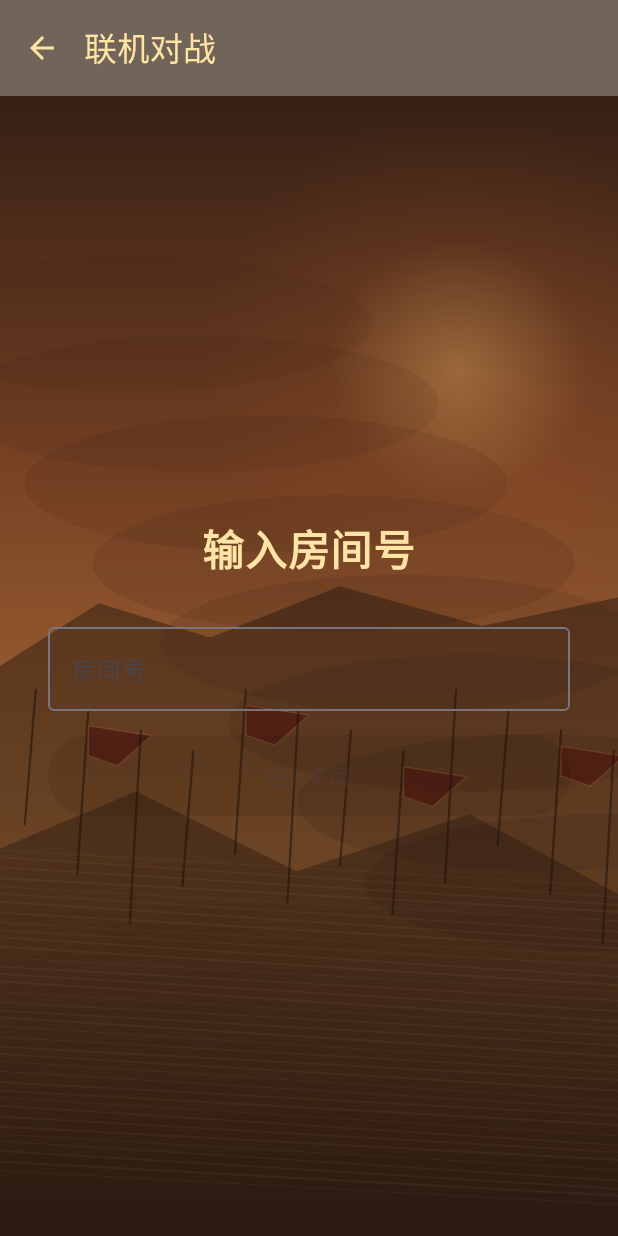
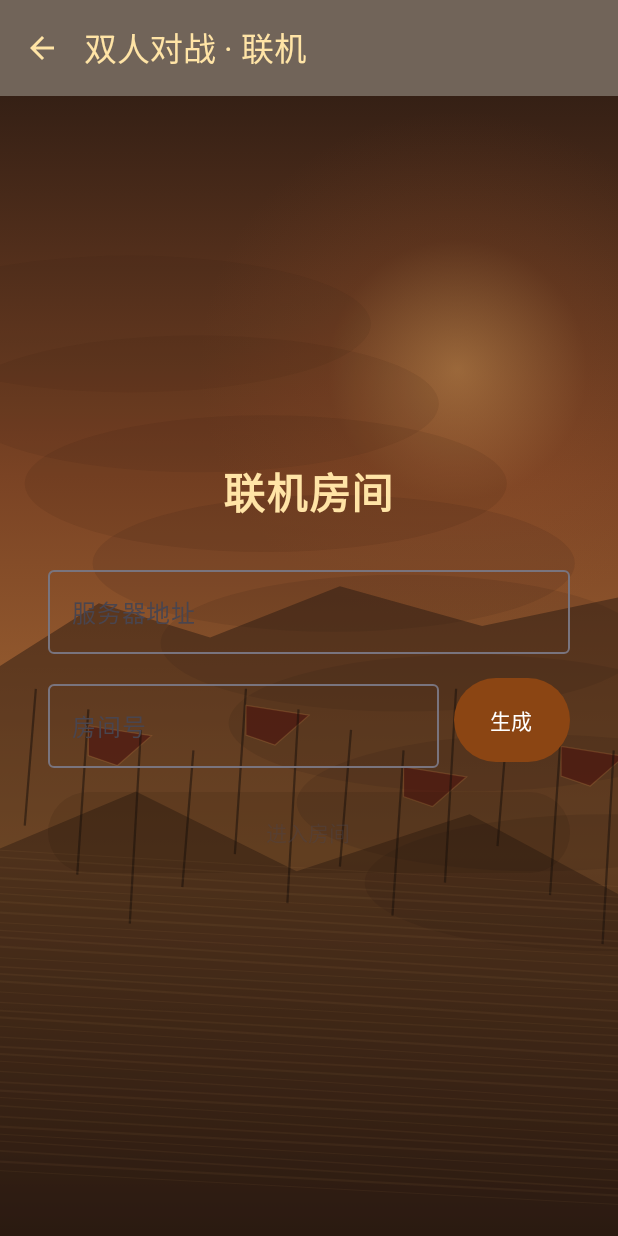
Before and after one commit to giturass/chinese-chess-android, an Android app built with Jetpack Compose: the OnlineGameScreen screen opened through its navigation route, on a phone screen of 412 x 824 dp. Run offline under Robolectric (Android 15) with nearby library versions, the light colour scheme and no system bars.

Commit message:
Move online server out of Android app

```diff
--- a/app/build.gradle.kts
+++ b/app/build.gradle.kts
@@ -3,10 +3,6 @@ plugins {
     id("org.jetbrains.kotlin.android")
     id("org.jetbrains.kotlin.plugin.compose")
 }
-
-val onlineServerUrl = providers.gradleProperty("onlineServerUrl")
-    .orElse("https://your-render-service.onrender.com")
-    .get()
 
 android {
     namespace = "com.ericlee.chess"
@@ -18,7 +14,6 @@ android {
         targetSdk = 35
         versionCode = 3
         versionName = "1.0.2"
-        buildConfigField("String", "ONLINE_SERVER_URL", "\"$onlineServerUrl\"")
     }
 
     buildTypes {
@@ -42,7 +37,6 @@ android {
 
     buildFeatures {
         compose = true
-        buildConfig = true
     }
 }
 
--- a/app/src/main/java/com/ericlee/chess/MainActivity.kt
+++ b/app/src/main/java/com/ericlee/chess/MainActivity.kt
@@ -16,6 +16,7 @@ import com.ericlee.chess.ui.screen.EndgameScreen
 import com.ericlee.chess.ui.screen.HomeScreen
 import com.ericlee.chess.ui.screen.LocalGameScreen
 import com.ericlee.chess.ui.screen.OnlineGameScreen
+import com.ericlee.chess.ui.screen.TwoPlayerScreen
 import com.ericlee.chess.ui.theme.ChineseChessTheme
 import com.ericlee.chess.viewmodel.GameViewModel
 
@@ -56,14 +57,20 @@ fun ChineseChessApp() {
         composable("home") {
             HomeScreen(
                 onStartAiGame = { navController.navigate("ai") },
-                onStartLocalGame = { navController.navigate("local") },
-                onStartOnlineGame = { navController.navigate("online") },
+                onStartTwoPlayerGame = { navController.navigate("two_player") },
                 onStartEndgame = { navController.navigate("endgame") }
             )
         }
         composable("ai") {
             AiGameScreen(
                 viewModel = gameViewModel,
+                onBack = { navController.popBackStack() }
+            )
+        }
+        composable("two_player") {
+            TwoPlayerScreen(
+                onStartLocalGame = { navController.navigate("local") },
+                onStartOnlineGame = { navController.navigate("online") },
                 onBack = { navController.popBackStack() }
             )
         }
--- a/app/src/main/java/com/ericlee/chess/network/OnlineGameModels.kt
+++ b/app/src/main/java/com/ericlee/chess/network/OnlineGameModels.kt
@@ -47,6 +47,7 @@ data class OnlineActionRequest(
 )
 
 data class OnlineSessionState(
+    val serverUrl: String = "",
     val roomId: String = "",
     val playerId: String = "",
     val side: Side? = null,
--- a/app/src/main/java/com/ericlee/chess/ui/screen/HomeScreen.kt
+++ b/app/src/main/java/com/ericlee/chess/ui/screen/HomeScreen.kt
@@ -14,8 +14,7 @@ import com.ericlee.chess.ui.theme.battlefieldTexture
 @Composable
 fun HomeScreen(
     onStartAiGame: () -> Unit,
-    onStartLocalGame: () -> Unit,
-    onStartOnlineGame: () -> Unit,
+    onStartTwoPlayerGame: () -> Unit,
     onStartEndgame: () -> Unit
 ) {
     Box(
@@ -57,16 +56,8 @@ fun HomeScreen(
 
             MenuButton(
                 text = "双人对战",
-                subtitle = "同设备轮流下棋",
-                onClick = onStartLocalGame
-            )
-
-            Spacer(modifier = Modifier.height(16.dp))
-
-            MenuButton(
-                text = "联机对战",
-                subtitle = "输入房间号匹配",
-                onClick = onStartOnlineGame
+                subtitle = "本地或联机",
+                onClick = onStartTwoPlayerGame
             )
 
             Spacer(modifier = Modifier.height(16.dp))
--- a/app/src/main/java/com/ericlee/chess/ui/screen/LocalGameScreen.kt
+++ b/app/src/main/java/com/ericlee/chess/ui/screen/LocalGameScreen.kt
@@ -148,7 +148,7 @@ fun LocalGameScreen(
         containerColor = Color.Transparent,
         topBar = {
             TopAppBar(
-                title = { Text("双人对战") },
+                title = { Text("双人对战 · 本地") },
                 navigationIcon = {
                     IconButton(onClick = onBack) {
                         Icon(Icons.Default.ArrowBack, "返回")
--- a/app/src/main/java/com/ericlee/chess/ui/screen/OnlineGameScreen.kt
+++ b/app/src/main/java/com/ericlee/chess/ui/screen/OnlineGameScreen.kt
@@ -4,11 +4,13 @@ import androidx.compose.foundation.layout.Arrangement
 import androidx.compose.foundation.layout.Box
 import androidx.compose.foundation.layout.Column
 import androidx.compose.foundation.layout.PaddingValues
+import androidx.compose.foundation.layout.Row
 import androidx.compose.foundation.layout.Spacer
 import androidx.compose.foundation.layout.fillMaxSize
 import androidx.compose.foundation.layout.fillMaxWidth
 import androidx.compose.foundation.layout.height
 import androidx.compose.foundation.layout.padding
+import androidx.compose.foundation.layout.width
 import androidx.compose.foundation.text.KeyboardOptions
 import androidx.compose.material.icons.Icons
 import androidx.compose.material.icons.filled.ArrowBack
@@ -46,6 +48,7 @@ import com.ericlee.chess.ui.board.ChessBoard
 import com.ericlee.chess.ui.theme.battlefieldTexture
 import com.ericlee.chess.ui.theme.woodTexture
 import com.ericlee.chess.viewmodel.GameViewModel
+import kotlin.random.Random
 
 @OptIn(ExperimentalMaterial3Api::class)
 @Composable
@@ -60,6 +63,7 @@ fun OnlineGameScreen(
     val session by viewModel.onlineSession.collectAsState()
 
     var roomId by rememberSaveable { mutableStateOf("") }
+    var serverUrl by rememberSaveable { mutableStateOf("") }
     var confirmExit by remember { mutableStateOf(false) }
 
     DisposableEffect(Unit) {
@@ -119,7 +123,7 @@ fun OnlineGameScreen(
         containerColor = Color.Transparent,
         topBar = {
             TopAppBar(
-                title = { Text("联机对战") },
+                title = { Text("双人对战 · 联机") },
                 navigationIcon = {
                     IconButton(onClick = { if (session.connected) confirmExit = true else onBack() }) {
                         Icon(Icons.Default.ArrowBack, "返回")
@@ -128,7 +132,7 @@ fun OnlineGameScreen(
                 actions = {
                     if (session.roomId.isNotBlank()) {
                         FilledTonalButton(
-                            onClick = { viewModel.startOnlineGame(session.roomId) },
+                            onClick = { viewModel.startOnlineGame(session.roomId, session.serverUrl) },
                             modifier = Modifier.padding(end = 8.dp),
                             contentPadding = PaddingValues(horizontal = 10.dp, vertical = 6.dp)
                         ) {
@@ -148,11 +152,14 @@ fun OnlineGameScreen(
     ) { padding ->
         if (!session.connected) {
             OnlineJoinPanel(
+                serverUrl = serverUrl,
                 roomId = roomId,
                 connecting = session.connecting,
                 message = session.message,
+                onServerUrlChange = { serverUrl = it },
                 onRoomIdChange = { roomId = it },
-                onJoin = { viewModel.startOnlineGame(roomId) },
+                onGenerateRoomId = { roomId = generateRoomId() },
+                onJoin = { viewModel.startOnlineGame(roomId, serverUrl) },
                 modifier = Modifier.padding(padding)
             )
         } else {
@@ -210,10 +217,13 @@ fun OnlineGameScreen(
 
 @Composable
 private fun OnlineJoinPanel(
+    serverUrl: String,
     roomId: String,
     connecting: Boolean,
     message: String,
+    onServerUrlChange: (String) -> Unit,
     onRoomIdChange: (String) -> Unit,
+    onGenerateRoomId: () -> Unit,
     onJoin: () -> Unit,
     modifier: Modifier = Modifier
 ) {
@@ -230,26 +240,48 @@ private fun OnlineJoinPanel(
             verticalArrangement = Arrangement.Center
         ) {
             Text(
-                text = "输入房间号",
+                text = "联机房间",
                 fontSize = 28.sp,
                 fontWeight = FontWeight.Bold,
                 color = Color(0xFFFFE4A6)
             )
             Spacer(modifier = Modifier.height(24.dp))
             OutlinedTextField(
-                value = roomId,
-                onValueChange = { value ->
-                    onRoomIdChange(value.filter { it.isLetterOrDigit() || it == '-' || it == '_' }.take(24))
-                },
+                value = serverUrl,
+                onValueChange = onServerUrlChange,
                 modifier = Modifier.fillMaxWidth(),
                 singleLine = true,
-                label = { Text("房间号") },
-                keyboardOptions = KeyboardOptions(capitalization = KeyboardCapitalization.Characters)
+                label = { Text("服务器地址") },
+                placeholder = { Text("https://your-service.onrender.com") }
             )
+            Spacer(modifier = Modifier.height(12.dp))
+            Row(
+                modifier = Modifier.fillMaxWidth(),
+                verticalAlignment = Alignment.CenterVertically
+            ) {
+                OutlinedTextField(
+                    value = roomId,
+                    onValueChange = { value ->
+                        onRoomIdChange(value.filter { it.isLetterOrDigit() || it == '-' || it == '_' }.take(24))
+                    },
+                    modifier = Modifier.weight(1f),
+                    singleLine = true,
+                    label = { Text("房间号") },
+                    keyboardOptions = KeyboardOptions(capitalization = KeyboardCapitalization.Characters)
+                )
+                Spacer(modifier = Modifier.width(10.dp))
+                Button(
+                    onClick = onGenerateRoomId,
+                    enabled = !connecting,
+                    modifier = Modifier.height(56.dp)
+                ) {
+                    Text("生成")
+                }
+            }
             Spacer(modifier = Modifier.height(16.dp))
             Button(
                 onClick = onJoin,
-                enabled = !connecting && roomId.isNotBlank(),
+                enabled = !connecting && serverUrl.isNotBlank() && roomId.isNotBlank(),
                 modifier = Modifier
                     .fillMaxWidth()
                     .height(54.dp)
@@ -267,3 +299,12 @@ private fun OnlineJoinPanel(
         }
     }
 }
+
+private fun generateRoomId(): String {
+    val alphabet = "ABCDEFGHJKLMNPQRSTUVWXYZ23456789"
+    return buildString {
+        repeat(6) {
+            append(alphabet[Random.nextInt(alphabet.length)])
+        }
+    }
+}
--- a/gradle.properties
+++ b/gradle.properties
@@ -2,4 +2,3 @@ org.gradle.jvmargs=-Xmx2048m -Dfile.encoding=UTF-8
 android.useAndroidX=true
 kotlin.code.style=official
 android.nonTransitiveRClass=true
-# onlineServerUrl=https://your-render-service.onrender.com
```
Also changed, not shown: app/src/main/java/com/ericlee/chess/ui/screen/TwoPlayerScreen.kt (added, +126 -0 lines), app/src/main/java/com/ericlee/chess/viewmodel/GameViewModel.kt (+17 -4 lines), 6 other files.
